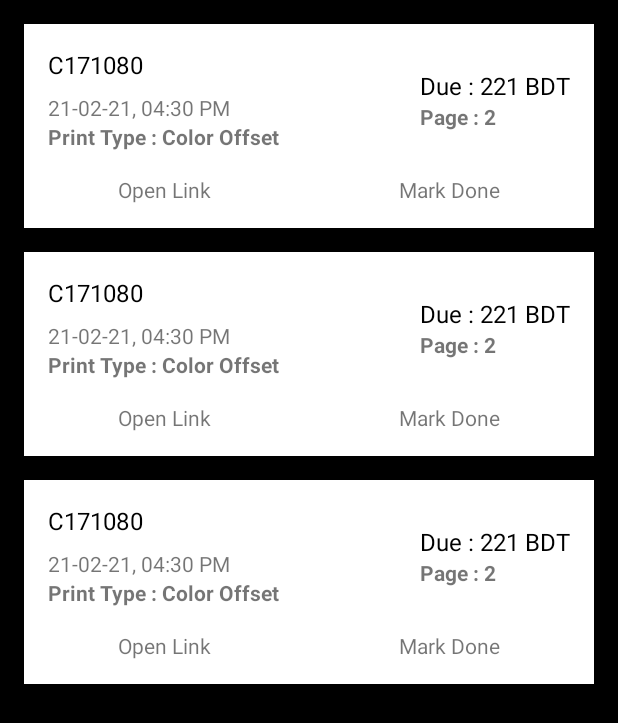
After one commit to NiazSagor/FoodUp-Partner, an Android app: the layout fragment_service_order.xml on its own in the app's theme, with its tools: preview values and no code run, on a phone screen of 412 x 824 dp. The commit adds this screen. Shown: the top 723 px of the screen. Run offline under Robolectric (Android 15) with nearby library versions, the phone set to English and light mode, and no system bars.

Commit message:
service ongoing

```diff
--- a/app/src/main/AndroidManifest.xml
+++ b/app/src/main/AndroidManifest.xml
@@ -3,6 +3,7 @@
     package="com.duodevloopers.fooduppartner">
 
     <application
+        android:name=".MyApp"
         android:allowBackup="true"
         android:icon="@mipmap/ic_launcher"
         android:label="@string/app_name"
@@ -19,4 +20,6 @@
         </activity>
     </application>
 
+    <uses-permission android:name="android.permission.INTERNET" />
+
 </manifest>
--- a/app/src/main/java/com/duodevloopers/fooduppartner/MainActivity.kt
+++ b/app/src/main/java/com/duodevloopers/fooduppartner/MainActivity.kt
@@ -1,11 +1,15 @@
 package com.duodevloopers.fooduppartner
 
+import android.os.Bundle
+import androidx.activity.viewModels
 import androidx.appcompat.app.AppCompatActivity
-import android.os.Bundle
 
 class MainActivity : AppCompatActivity() {
     override fun onCreate(savedInstanceState: Bundle?) {
         super.onCreate(savedInstanceState)
         setContentView(R.layout.activity_main)
+
+        val model: MainActivityViewModel by viewModels()
+
     }
 }
--- /dev/null
+++ b/app/src/main/java/com/duodevloopers/fooduppartner/ServiceOnClickListener.kt
@@ -0,0 +1,6 @@
+package com.duodevloopers.fooduppartner
+
+interface ServiceOnClickListener {
+    fun onOpenLink(link: String)
+    fun onMarkDone(model: ServiceOrder)
+}
--- a/app/src/main/res/layout/fragment_registration.xml
+++ b/app/src/main/res/layout/fragment_registration.xml
@@ -51,10 +51,10 @@
         android:layout_marginEnd="16dp"/>
 
     <EditText
-        android:id="@+id/edit_text_shop_email"
+        android:id="@+id/edit_text_shop_phone"
         android:layout_width="match_parent"
         android:layout_height="wrap_content"
-        android:hint="Email Address"
+        android:hint="Shop Phone Number"
         android:singleLine="true"
         android:layout_marginStart="16dp"
         android:layout_marginEnd="16dp"/>
--- /dev/null
+++ b/app/src/main/res/layout/fragment_service_order.xml
@@ -0,0 +1,19 @@
+<?xml version="1.0" encoding="utf-8"?>
+<FrameLayout xmlns:android="http://schemas.android.com/apk/res/android"
+    xmlns:app="http://schemas.android.com/apk/res-auto"
+    xmlns:tools="http://schemas.android.com/tools"
+    android:layout_width="match_parent"
+    android:layout_height="match_parent"
+    android:background="@color/black"
+    tools:context=".ServiceOrderFragment">
+
+    <androidx.recyclerview.widget.RecyclerView
+        android:id="@+id/order_list"
+        android:layout_width="match_parent"
+        android:layout_height="wrap_content"
+        android:layout_marginStart="16dp"
+        android:layout_marginEnd="16dp"
+        app:layoutManager="androidx.recyclerview.widget.LinearLayoutManager"
+        tools:listitem="@layout/service_order_layout" />
+
+</FrameLayout>
--- /dev/null
+++ b/app/src/main/res/layout/service_order_layout.xml
@@ -0,0 +1,98 @@
+<?xml version="1.0" encoding="utf-8"?>
+<androidx.constraintlayout.widget.ConstraintLayout xmlns:android="http://schemas.android.com/apk/res/android"
+    xmlns:app="http://schemas.android.com/apk/res-auto"
+    android:layout_width="match_parent"
+    android:layout_height="wrap_content"
+    android:layout_marginTop="16dp"
+    android:background="@android:color/white">
+
+
+    <LinearLayout
+        android:id="@+id/layout_1"
+        android:layout_width="wrap_content"
+        android:layout_height="wrap_content"
+        android:orientation="vertical"
+        android:padding="16dp"
+        app:layout_constraintStart_toStartOf="parent"
+        app:layout_constraintTop_toTopOf="parent">
+
+        <TextView
+            android:id="@+id/id"
+            android:layout_width="wrap_content"
+            android:layout_height="wrap_content"
+            android:text="C171080"
+            android:textColor="@android:color/black"
+            android:textSize="16sp" />
+
+        <TextView
+            android:id="@+id/timestamp"
+            android:layout_width="wrap_content"
+            android:layout_height="wrap_content"
+            android:layout_marginTop="8dp"
+            android:text="21-02-21, 04:30 PM" />
+
+        <TextView
+            android:id="@+id/print_type"
+            android:layout_width="wrap_content"
+            android:layout_height="wrap_content"
+            android:text="Print Type : Color Offset"
+            android:textStyle="bold" />
+
+
+    </LinearLayout>
+
+    <LinearLayout
+        android:layout_width="wrap_content"
+        android:layout_height="wrap_content"
+        android:layout_gravity="center"
+        android:orientation="vertical"
+        android:padding="16dp"
+        app:layout_constraintBottom_toBottomOf="@id/layout_1"
+        app:layout_constraintEnd_toEndOf="parent"
+        app:layout_constraintTop_toTopOf="parent">
+
+        <TextView
+            android:id="@+id/total_cost"
+            android:layout_width="wrap_content"
+            android:layout_height="wrap_content"
+            android:text="Due : 221 BDT"
+            android:textColor="@color/black"
+            android:textSize="16sp" />
+
+        <TextView
+            android:id="@+id/page_count"
+            android:layout_width="wrap_content"
+            android:layout_height="wrap_content"
+            android:text="Page : 2"
+            android:textStyle="bold" />
+
+
+    </LinearLayout>
+
+    <LinearLayout
+        android:layout_width="match_parent"
+        android:layout_height="wrap_content"
+        android:layout_marginBottom="16dp"
+        android:orientation="horizontal"
+        app:layout_constraintBottom_toBottomOf="parent"
+        app:layout_constraintTop_toBottomOf="@id/layout_1">
+
+        <TextView
+            android:id="@+id/open_link"
+            android:layout_width="wrap_content"
+            android:layout_height="wrap_content"
+            android:layout_weight="1"
+            android:gravity="center"
+            android:text="Open Link" />
+
+        <TextView
+            android:id="@+id/mark_done"
+            android:layout_width="wrap_content"
+            android:layout_height="wrap_content"
+            android:layout_weight="1"
+            android:gravity="center"
+            android:text="Mark Done" />
+    </LinearLayout>
+
+
+</androidx.constraintlayout.widget.ConstraintLayout>
--- a/build.gradle
+++ b/build.gradle
@@ -8,6 +8,8 @@ buildscript {
     }
     dependencies {
         classpath "com.android.tools.build:gradle:4.2.2"
+        classpath "org.jetbrains.kotlin:kotlin-gradle-plugin:$kotlin_version"
+        classpath 'com.google.gms:google-services:4.3.10'
         classpath "org.jetbrains.kotlin:kotlin-gradle-plugin:1.5.30"
         classpath "androidx.navigation:navigation-safe-args-gradle-plugin:$nav_version"
 
```
Also changed, not shown: app/build.gradle (+24 -0 lines), app/src/main/java/com/duodevloopers/fooduppartner/FoodOrderFragment.kt (added, +59 -0 lines), app/src/main/java/com/duodevloopers/fooduppartner/MainActivityViewModel.kt (added, +33 -0 lines), app/src/main/java/com/duodevloopers/fooduppartner/MyApp.kt (added, +38 -0 lines), app/src/main/java/com/duodevloopers/fooduppartner/Partner.kt (added, +15 -0 lines), app/src/main/java/com/duodevloopers/fooduppartner/RegistrationFragment.kt (+38 -15 lines), app/src/main/java/com/duodevloopers/fooduppartner/SelectTypeFragment.kt (+22 -9 lines), app/src/main/java/com/duodevloopers/fooduppartner/ServiceOrder.kt (added, +48 -0 lines), app/src/main/java/com/duodevloopers/fooduppartner/ServiceOrderAdapter.kt (added, +72 -0 lines), app/src/main/java/com/duodevloopers/fooduppartner/ServiceOrderFragment.kt (added, +101 -0 lines), app/src/main/java/com/duodevloopers/fooduppartner/ShopLoadCallback.kt (added, +8 -0 lines), app/src/main/res/layout/fragment_food_order.xml (added, +14 -0 lines), 1 other file.
